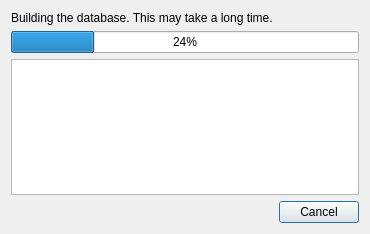
Old version of the form builddatabasedlg.ui in the repository seanet7or/mosaicit.
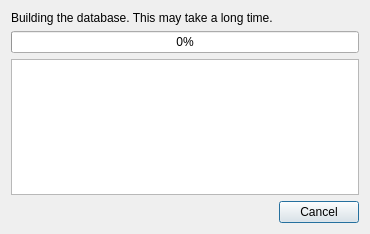
New version of the form.

Commit message: save and restore last input in dialog windows (eg chosen database or options to build a new mosaic)

```diff
--- a/builddatabasedlg.ui
+++ b/builddatabasedlg.ui
@@ -29,7 +29,7 @@
      <item row="1" column="0">
       <widget class="QProgressBar" name="progressBar">
        <property name="value">
-        <number>24</number>
+        <number>0</number>
        </property>
       </widget>
      </item>
```
The commit also changes 4 other files.
